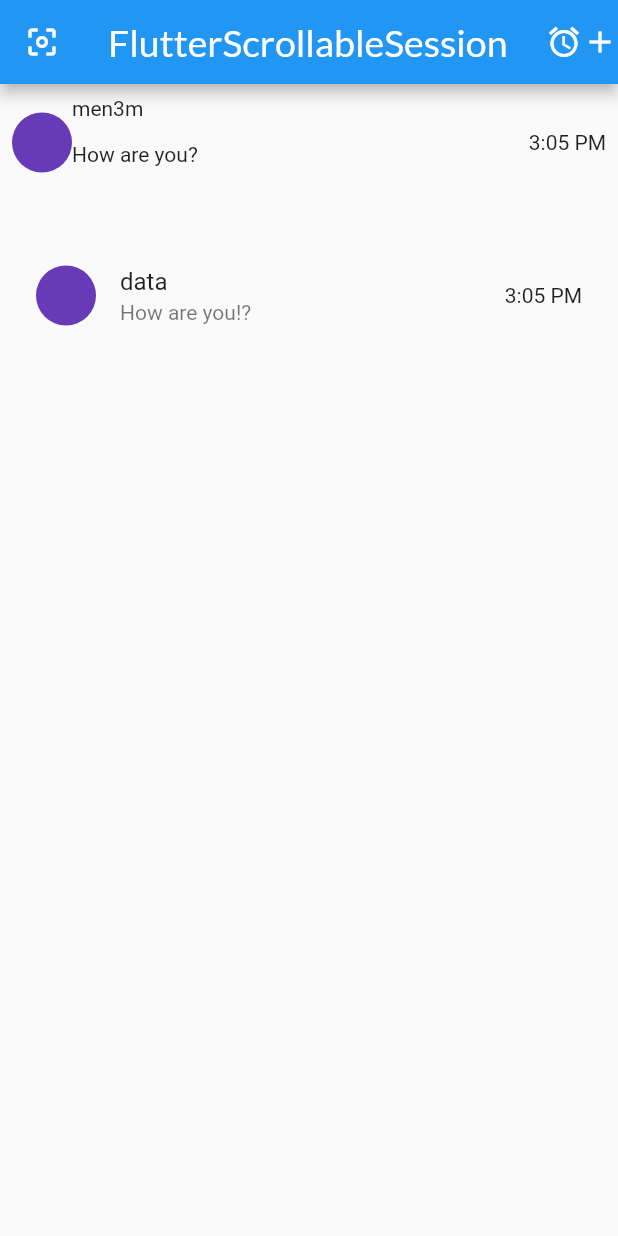
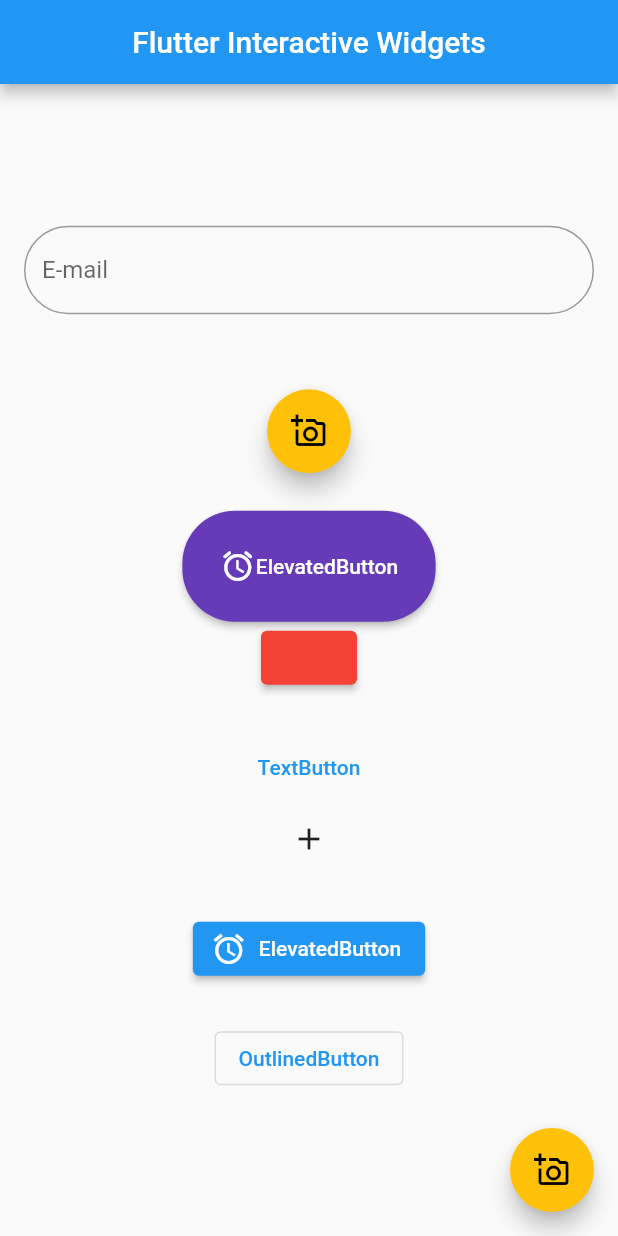
Before and after one commit to AmmarAgeeza/GDSC-FS-Flutter, a Flutter app: the screen it shows after launch, on a phone screen of 412 x 824 dp. Run offline on Flutter 3.47's test engine with Material 2 defaults, Android fonts, the light colour scheme and no system bars; our stand-ins replace google_fonts.

Commit message:
Flutter Interactive Session

```diff
--- /dev/null
+++ b/lib/flutter_interactive_widgets/flutter_interactive_widgets.dart
@@ -0,0 +1,150 @@
+import 'package:flutter/material.dart';
+
+import '../flutter_scrollable_session/flutter_scrollable_session.dart';
+
+class FlutterInteractiveWidgets extends StatelessWidget {
+  FlutterInteractiveWidgets({Key? key}) : super(key: key);
+
+  TextEditingController controllerVar = TextEditingController();
+
+  @override
+  Widget build(BuildContext context) {
+    return Scaffold(
+      // floatingActionButtonLocation: FloatingActionButtonLocation.startDocked,
+      floatingActionButton: FloatingActionButton(
+        backgroundColor: Colors.amber,
+        child: Icon(
+          Icons.add_a_photo_outlined,
+          color: Colors.black,
+        ),
+        tooltip: 'Give An advice',
+        onPressed: () {
+          print('FloatingActionButton');
+        },
+      ),
+      appBar: AppBar(
+        title: const Text('Flutter Interactive Widgets'),
+        centerTitle: true,
+      ),
+      body: Center(
+        child: Padding(
+          padding: const EdgeInsets.all(16.0),
+          child: Column(
+            mainAxisAlignment: MainAxisAlignment.center,
+            children: [
+              TextField(
+                controller: controllerVar,
+                keyboardType:TextInputType.phone,
+                onSubmitted: (input) {
+                  print(input);
+                },
+                onChanged: (input) {
+                  print(input);
+                },
+                decoration: InputDecoration(
+                  // labelText: 'E-mail',
+                  label: Text('E-mail'),
+                  hintText: 'Enter your Email',
+                  border: OutlineInputBorder(
+
+                      borderRadius: BorderRadius.all(Radius.circular(35))),
+                  focusedBorder: OutlineInputBorder(
+                      borderSide: BorderSide(color: Colors.deepOrange)
+                  ),
+                ),
+
+              ),
+              const SizedBox(
+                height: 50,
+              ),
+              //FAB
+              FloatingActionButton(
+                backgroundColor: Colors.amber,
+                child: Icon(
+                  Icons.add_a_photo_outlined,
+                  color: Colors.black,
+                ),
+                tooltip: 'Give An advice',
+                onPressed: () {
+                  print('FloatingActionButton');
+                },
+              ),
+              const SizedBox(
+                height: 25,
+              ),
+              //ElevatedButton
+              ElevatedButton(
+                onPressed: () {
+                  // print('ElevatedButton');
+                  print(controllerVar.text);
+                },
+                child: Row(
+                  mainAxisSize: MainAxisSize.min,
+                  children: [
+                    Icon(Icons.access_alarm_rounded),
+                    const Text('ElevatedButton'),
+                  ],
+                ),
+                style: ElevatedButton.styleFrom(
+                    shape: RoundedRectangleBorder(
+                        borderRadius: BorderRadius.circular(35)),
+                    backgroundColor: Colors.deepPurple,
+                    padding: EdgeInsets.all(25)),
+              ),
+              ElevatedButton(
+                onPressed: () {},
+                child: null,
+                style:
+                // ElevatedButton.styleFrom(
+                //     backgroundColor:Colors.orangeAccent,
+                // ),
+                ButtonStyle(
+                  backgroundColor: MaterialStateProperty.all(Colors.red),
+                ),
+              ),
+              const SizedBox(
+                height: 25,
+              ),
+              TextButton(
+                onPressed: () {
+                  controllerVar.clear();
+                },
+                child: const Text('TextButton'),
+                onLongPress: () {
+                  print('onLongPress');
+                },
+              ),
+              IconButton(onPressed: () {}, icon: const Icon(Icons.add)),
+              const SizedBox(
+                height: 25,
+              ),
+              ElevatedButton.icon(
+                onPressed: () {
+                  Navigator.push(context, MaterialPageRoute(builder: (context){
+                    return FlutterScrollableSession();
+                  }));
+                },
+                icon: Icon(Icons.alarm),
+                label: const Text('ElevatedButton'),
+              ),
+              const SizedBox(
+                height: 25,
+              ),
+              OutlinedButton(
+                onPressed: () {
+
+
+                },
+                child: const Text('OutlinedButton'),
+              ),
+            ],
+          ),
+        ),
+      ),
+    );
+  }
+}
+//1.Buttons >> onPressed
+//2.Text Field
+//3.Navigation
+//Task => TextFormField
--- a/lib/main.dart
+++ b/lib/main.dart
@@ -1,7 +1,6 @@
 import 'package:flutter/material.dart';
 
-import 'flutter_basics_session/flutter_basics_session.dart';
-import 'flutter_scrollable_session/flutter_scrollable_session.dart';
+import 'flutter_interactive_widgets/flutter_interactive_widgets.dart';
 
 void main() {
   runApp(const RootWidget());
@@ -12,9 +11,9 @@ class RootWidget extends StatelessWidget {
 
   @override
   Widget build(BuildContext context) {
-    return const MaterialApp(
+    return  MaterialApp(
       debugShowCheckedModeBanner: false,
-      home: FlutterScrollableSession(),
+      home: FlutterInteractiveWidgets(),
     );
   }
 }
```
